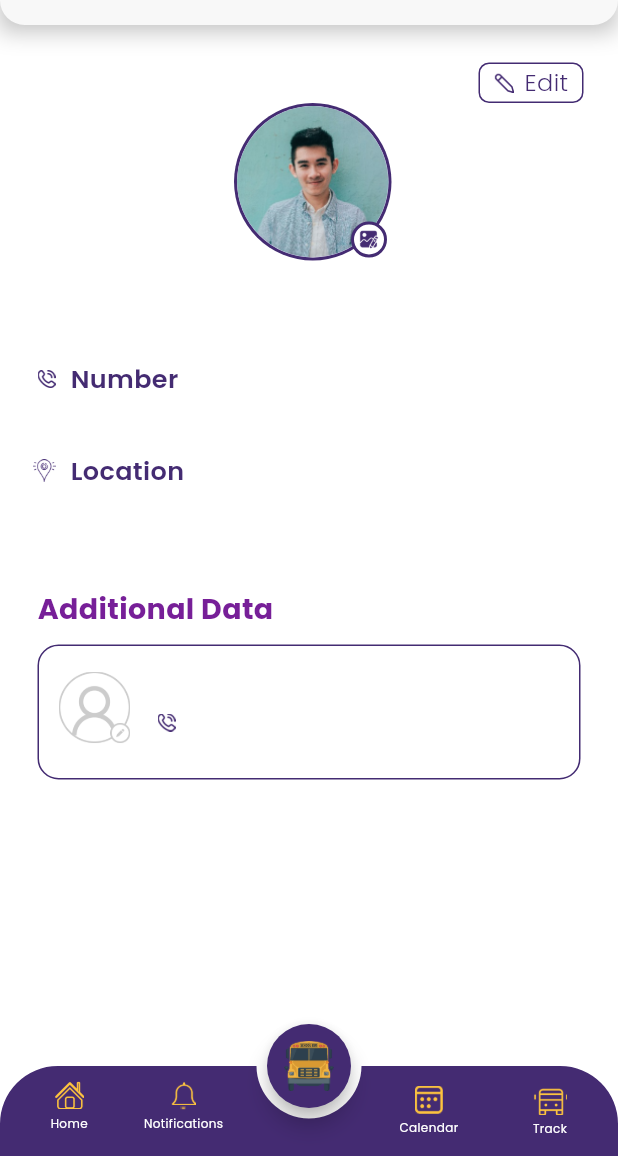
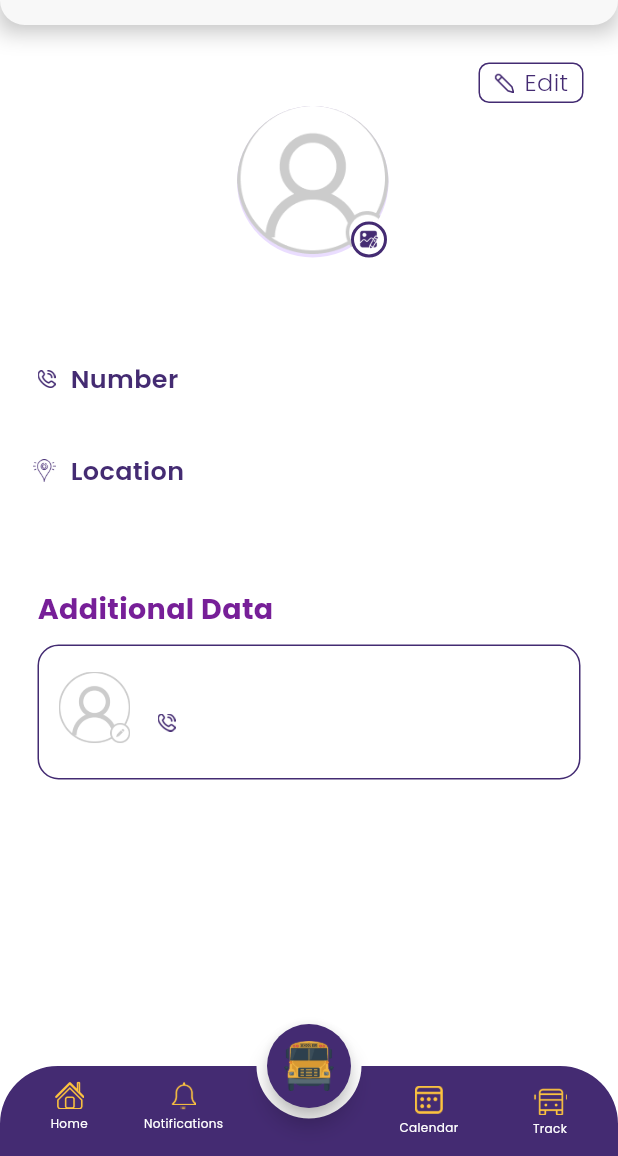
Before and after one commit to mohamedsalah918101/School-Bus, a Flutter app: the ProfileParent screen opened directly, in the side drawer, after a tap on "Home", on a phone screen of 412 x 824 dp, the part 80-1236 px from its top. Run offline on Flutter 3.47's test engine with Material 3 defaults, Android fonts, the phone set to English and light mode, and no system bars; our stand-ins replace cloud_firestore, connectivity_plus, dotted_line, firebase_auth, firebase_core, firebase_database and 19 more; missing offline and left inert: fdottedline_nullsafety, flutter_gif, flutter_phone_direct_caller, flutter_sound, fluttercontactpicker, google_maps_place_picker_mb and 4 more; accounts and stored records are empty.

Commit message:
profile parent

```diff
--- a/lib/supervisor_parent/components/parent_drawer.dart
+++ b/lib/supervisor_parent/components/parent_drawer.dart
@@ -373,7 +373,7 @@ class _MainDrawerState extends State<ParentDrawer> {
                             CircleAvatar(
                               backgroundImage: _imageUrl.isEmpty
                                   ? const AssetImage(
-                                  "assets/images/Ellipse 1.png")
+                                  "assets/images/add_additional_data.png")
                                   : NetworkImage(_imageUrl)
                               as ImageProvider,
                               radius: 35.5,
--- a/lib/supervisor_parent/screens/profile_parent.dart
+++ b/lib/supervisor_parent/screens/profile_parent.dart
@@ -35,7 +35,7 @@ class _ProfileParentState extends State<ProfileParent> {
   String _imageUrl2 = '';
   TextEditingController secondParentNameController = TextEditingController();
   TextEditingController secondParentNumberController = TextEditingController();
-
+  bool _isLoading = true;
   // List<ChildDataItem> children = [];
 
   @override
@@ -51,6 +51,7 @@ class _ProfileParentState extends State<ProfileParent> {
     if (pickedFile != null) {
       setState(() {
         _image = File(pickedFile.path);
+        _isLoading = true;
       });
       _uploadImageToFirebase();
     }
@@ -66,12 +67,16 @@ class _ProfileParentState extends State<ProfileParent> {
         final imageUrl = await storageRef.getDownloadURL();
         setState(() {
           _imageUrl = imageUrl;
+          _isLoading = false;
         });
         await _updateUserProfilePhoto(imageUrl);
         // Optionally, update Firestore with the new image URL
         // await FirebaseFirestore.instance.collection('users').doc('user_id').update({'profilePhotoUrl': imageUrl});
       } catch (e) {
         print('Error uploading image: $e');
+        setState(() {
+          _isLoading = false;
+        });
       }
     }
   }
@@ -100,10 +105,14 @@ class _ProfileParentState extends State<ProfileParent> {
           _phoneNumber = userDoc['phoneNumber'];
           _address = userDoc['address'];
           _imageUrl = userDoc['parentImage'];
+          _isLoading = false;
         });
       }
     } catch (e) {
       print('Error fetching user data: $e');
+      setState(() {
+        _isLoading = false;  // Set loading to false if there's an error
+      });
     }
   }
 
@@ -289,11 +298,13 @@ class _ProfileParentState extends State<ProfileParent> {
                               onTap: _pickImage,
                               child: CircleAvatar(
                                   radius: 52.5,
-                                  backgroundColor: const Color(0xff442B72),
-                                  child: CircleAvatar(
+                                  backgroundColor: Colors.white,
+                                  child: _isLoading
+                                      ? CircularProgressIndicator(color: Color(0xff442B72),)
+                                      : CircleAvatar(
                                     backgroundImage: _imageUrl.isEmpty
                                         ? const AssetImage(
-                                            "assets/images/Ellipse 1.png")
+                                            "assets/images/add_additional_data.png")
                                         : NetworkImage(_imageUrl)
                                             as ImageProvider,
                                     radius: 50.5,
```
Also changed, not shown: lib/supervisor_parent/screens/edit_profile_parent.dart (+15 -3 lines).
